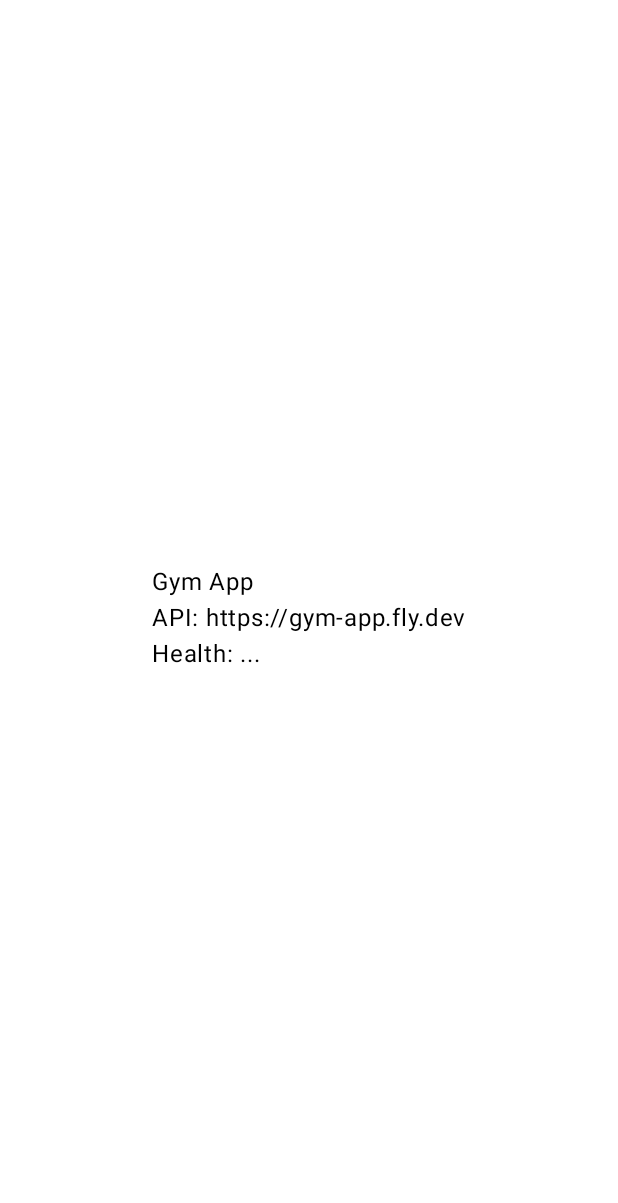
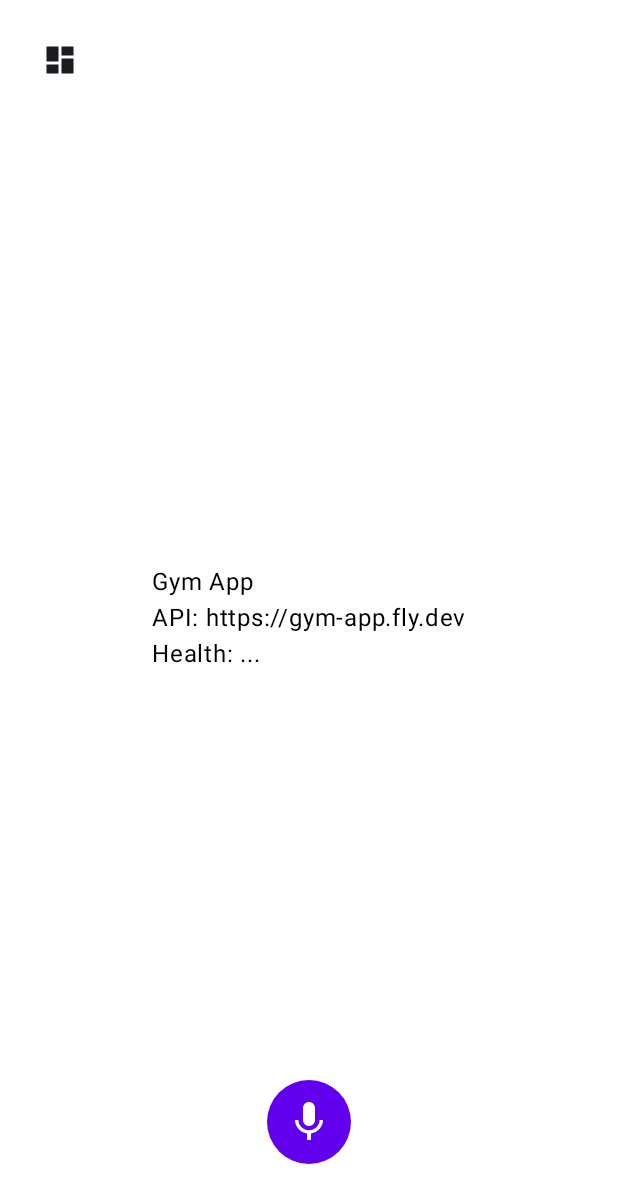
Before and after one commit to jpfortier/gym-app-android, an Android app built with Jetpack Compose: the @Preview function GreetingPreview, on a phone screen of 412 x 824 dp. Shown: the top 1203 px of the screen. Run offline under Robolectric (Android 15) with nearby library versions, the phone set to English and light mode, and no system bars; network calls fail.

Commit message:
Floating mic icon with circle, dashboard top-left, remove typing mode
Co-authored-by: J.P. Fortier <jpfortier@users.noreply.github.com>

```diff
--- a/app/build.gradle.kts
+++ b/app/build.gradle.kts
@@ -59,6 +59,7 @@ dependencies {
     implementation("androidx.compose.ui:ui-graphics")
     implementation("androidx.compose.ui:ui-tooling-preview")
     implementation("androidx.compose.material3:material3")
+    implementation("androidx.compose.material:material-icons-extended")
     implementation("androidx.core:core-ktx:1.12.0")
 
     implementation("androidx.lifecycle:lifecycle-viewmodel-compose:2.7.0")
--- a/app/src/main/java/dev/gymapp/MainActivity.kt
+++ b/app/src/main/java/dev/gymapp/MainActivity.kt
@@ -3,8 +3,19 @@ package dev.gymapp
 import android.os.Bundle
 import androidx.activity.ComponentActivity
 import androidx.activity.compose.setContent
+import androidx.compose.foundation.background
+import androidx.compose.foundation.clickable
 import androidx.compose.foundation.layout.Box
 import androidx.compose.foundation.layout.fillMaxSize
+import androidx.compose.foundation.layout.offset
+import androidx.compose.foundation.layout.padding
+import androidx.compose.foundation.layout.size
+import androidx.compose.foundation.shape.CircleShape
+import androidx.compose.material.icons.Icons
+import androidx.compose.material.icons.filled.Dashboard
+import androidx.compose.material.icons.filled.Mic
+import androidx.compose.material3.Icon
+import androidx.compose.material3.IconButton
 import androidx.compose.material3.MaterialTheme
 import androidx.compose.material3.Surface
 import androidx.compose.material3.Text
@@ -16,8 +27,10 @@ import androidx.compose.runtime.remember
 import androidx.compose.runtime.setValue
 import androidx.compose.ui.Alignment
 import androidx.compose.ui.Modifier
+import androidx.compose.ui.draw.clip
 import androidx.compose.ui.platform.LocalContext
 import androidx.compose.ui.tooling.preview.Preview
+import androidx.compose.ui.unit.dp
 import dev.gymapp.ui.theme.GymAppTheme
 import kotlinx.coroutines.Dispatchers
 import kotlinx.coroutines.withContext
@@ -56,13 +69,41 @@ fun Greeting() {
         }
     }
 
-    Box(
-        modifier = Modifier.fillMaxSize(),
-        contentAlignment = Alignment.Center
-    ) {
+    Box(modifier = Modifier.fillMaxSize()) {
         Text(
-            text = "Gym App\nAPI: ${BuildConfig.BASE_URL}\nHealth: ${healthStatus ?: "..."}"
+            text = "Gym App\nAPI: ${BuildConfig.BASE_URL}\nHealth: ${healthStatus ?: "..."}",
+            modifier = Modifier.align(Alignment.Center)
         )
+
+        IconButton(
+            onClick = { },
+            modifier = Modifier
+                .align(Alignment.TopStart)
+                .padding(16.dp)
+        ) {
+            Icon(
+                imageVector = Icons.Default.Dashboard,
+                contentDescription = "Dashboard",
+                tint = MaterialTheme.colorScheme.onSurface
+            )
+        }
+
+        Box(
+            modifier = Modifier
+                .align(Alignment.BottomCenter)
+                .offset(y = (-48).dp)
+                .clip(CircleShape)
+                .background(MaterialTheme.colorScheme.primary)
+                .padding(12.dp)
+                .clickable { }
+        ) {
+            Icon(
+                imageVector = Icons.Default.Mic,
+                contentDescription = "Microphone",
+                tint = MaterialTheme.colorScheme.onPrimary,
+                modifier = Modifier.size(32.dp)
+            )
+        }
     }
 }
 
@@ -70,11 +111,39 @@ fun Greeting() {
 @Composable
 fun GreetingPreview() {
     GymAppTheme {
-        Box(
-            modifier = Modifier.fillMaxSize(),
-            contentAlignment = Alignment.Center
-        ) {
-            Text(text = "Gym App\nAPI: ${BuildConfig.BASE_URL}\nHealth: ...")
+        Box(modifier = Modifier.fillMaxSize()) {
+            Text(
+                text = "Gym App\nAPI: ${BuildConfig.BASE_URL}\nHealth: ...",
+                modifier = Modifier.align(Alignment.Center)
+            )
+            IconButton(
+                onClick = { },
+                modifier = Modifier
+                    .align(Alignment.TopStart)
+                    .padding(16.dp)
+            ) {
+                Icon(
+                    imageVector = Icons.Default.Dashboard,
+                    contentDescription = "Dashboard",
+                    tint = MaterialTheme.colorScheme.onSurface
+                )
+            }
+            Box(
+                modifier = Modifier
+                    .align(Alignment.BottomCenter)
+                    .offset(y = (-48).dp)
+                    .clip(CircleShape)
+                    .background(MaterialTheme.colorScheme.primary)
+                    .padding(12.dp)
+                    .clickable { }
+            ) {
+                Icon(
+                    imageVector = Icons.Default.Mic,
+                    contentDescription = "Microphone",
+                    tint = MaterialTheme.colorScheme.onPrimary,
+                    modifier = Modifier.size(32.dp)
+                )
+            }
         }
     }
 }
```
